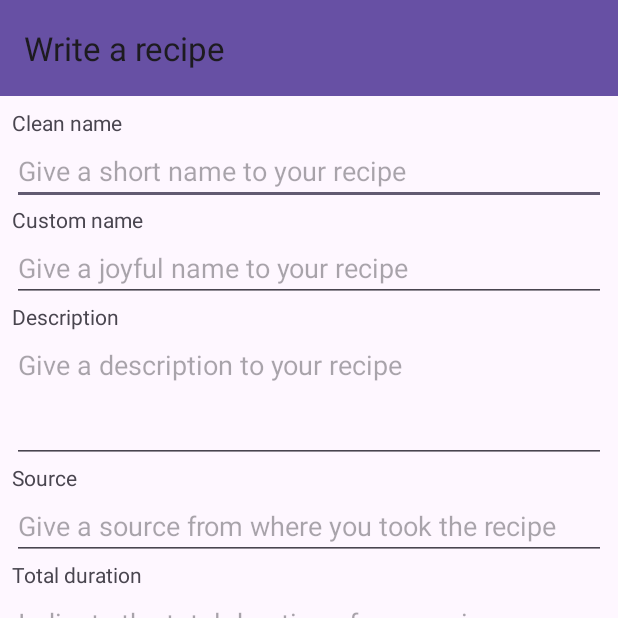
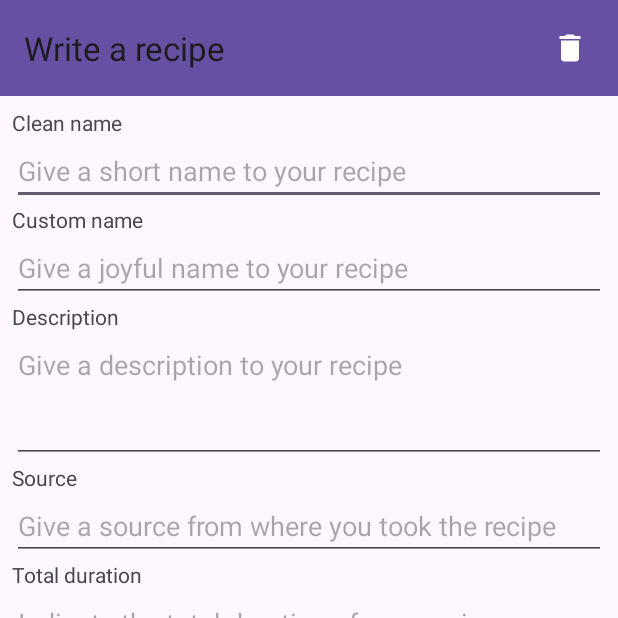
Before and after one commit to margotfrison/Cookwriter, an Android app: the RecipeWriteActivity screen opened directly, with no data from a screen before it, on a phone screen of 412 x 824 dp, the top half of it. Run offline under Robolectric (Android 15) with nearby library versions, the phone set to English and light mode, and no system bars; 8 statements that could not run were skipped.

Commit message:
feat: #15 - Added a button to delete a recipe

```diff
--- a/app/src/main/java/me/margotfrison/cookwriter/android/activities/RecipeWriteActivity.java
+++ b/app/src/main/java/me/margotfrison/cookwriter/android/activities/RecipeWriteActivity.java
@@ -4,11 +4,11 @@ import android.annotation.SuppressLint;
 import android.os.Bundle;
 import android.text.Editable;
 import android.text.TextWatcher;
-import android.util.Log;
 import android.view.View;
 import android.widget.ArrayAdapter;
 import android.widget.Button;
 import android.widget.EditText;
+import android.widget.ImageButton;
 import android.widget.LinearLayout;
 import android.widget.Spinner;
 import android.widget.TextView;
@@ -37,6 +37,8 @@ import me.margotfrison.cookwriter.dto.Season;
 import me.margotfrison.cookwriter.dto.Step;
 
 public class RecipeWriteActivity extends AppCompatActivity implements View.OnClickListener, TextWatcher {
+    private Recipe originalRecipe;
+    private ImageButton deleteRecipe;
     private EditText cleanName;
     private EditText customName;
     private EditText description;
@@ -64,6 +66,7 @@ public class RecipeWriteActivity extends AppCompatActivity implements View.OnCli
         String recipePreviewAuthor = getIntent().getStringExtra(Recipe.Fields.author);
         String recipePreviewCustomName = getIntent().getStringExtra(Recipe.Fields.customName);
 
+        deleteRecipe = findViewById(R.id.delete_recipe);
         cleanName = findViewById(R.id.clean_name);
         customName = findViewById(R.id.custom_name);
         description = findViewById(R.id.description);
@@ -78,10 +81,10 @@ public class RecipeWriteActivity extends AppCompatActivity implements View.OnCli
         save = findViewById(R.id.save);
         recipeRepository = App.getDatabase().recipeRepository();
 
+        deleteRecipe.setOnClickListener(this);
         cleanName.addTextChangedListener(this);
         customName.addTextChangedListener(this);
         totalDuration.addTextChangedListener(this);
-
         description.setOnTouchListener(new EditTextScrollable(R.id.description));
         season.setAdapter(new ArrayAdapter<>(this, android.R.layout.simple_list_item_1, Season.values()));
         difficulty.setAdapter(new ArrayAdapter<>(this, android.R.layout.simple_list_item_1, Difficulty.values()));
@@ -94,6 +97,7 @@ public class RecipeWriteActivity extends AppCompatActivity implements View.OnCli
             DaoUtil.subscribeUIThread(
                     recipeRepository.get(recipePreviewAuthor, recipePreviewCustomName),
                     (recipe) -> {
+                        originalRecipe = recipe;
                         cleanName.setText(recipe.getCleanName());
                         customName.setText(recipe.getCustomName());
                         description.setText(recipe.getDescription());
@@ -173,6 +177,12 @@ public class RecipeWriteActivity extends AppCompatActivity implements View.OnCli
             }
         } else if (v == addStep) {
             addStep();
+        } else if (v == deleteRecipe) {
+            if (originalRecipe != null) {
+                DaoUtil.subscribe(recipeRepository.delete(originalRecipe), this::finish, this);
+            } else {
+                finish();
+            }
         }
     }
 
--- a/app/src/main/res/layout/activity_recipe_write.xml
+++ b/app/src/main/res/layout/activity_recipe_write.xml
@@ -15,7 +15,19 @@
         android:background="?attr/colorPrimary"
         android:elevation="4dp"
         android:theme="@style/ThemeOverlay.AppCompat.ActionBar"
-        app:title="@string/recipes_write" />
+        app:title="@string/recipes_write">
+
+        <ImageButton
+            android:id="@+id/delete_recipe"
+            android:layout_width="wrap_content"
+            android:layout_height="wrap_content"
+            android:layout_gravity="end"
+            android:layout_marginEnd="10dp"
+            android:background="@android:color/transparent"
+            android:contentDescription="@string/recipe_step_description_hint"
+            android:padding="10dp"
+            android:src="@drawable/baseline_delete_24" />
+    </androidx.appcompat.widget.Toolbar>
 
     <ScrollView
         android:layout_width="match_parent"
--- a/app/src/main/res/values/strings.xml
+++ b/app/src/main/res/values/strings.xml
@@ -23,6 +23,7 @@
     <string name="price_top_of_the_shelf">Top of the shelf</string>
     <string name="recipes_list">Recipes list</string>
     <string name="recipes_write">Write a recipe</string>
+    <string name="recipes_delete_content_description">Delete this recipe</string>
     <string name="by">by</string>
     <string name="seconds_short">s</string>
     <string name="minutes_short">m</string>
```
Also changed, not shown: app/src/main/java/me/margotfrison/cookwriter/android/activities/RecipeListActivity.java (+7 -1 lines), app/src/main/java/me/margotfrison/cookwriter/dao/DaoUtil.java (+5 -3 lines), 1 other file.
